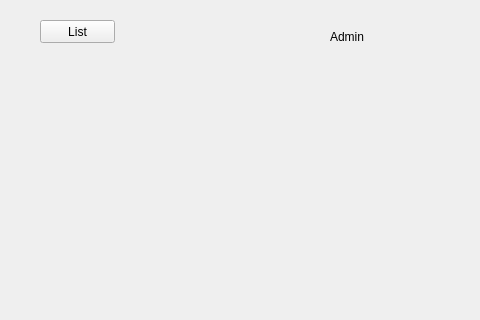
Above: src/CS1D-TMOTTBG/dashboardadminwindow.ui from cydiasa/CS1D-TMOTTBG before the change; both pictures show x 0 to 480 and y 0 to 320 of the 800 by 600 pixel window. Below: the same form after it.
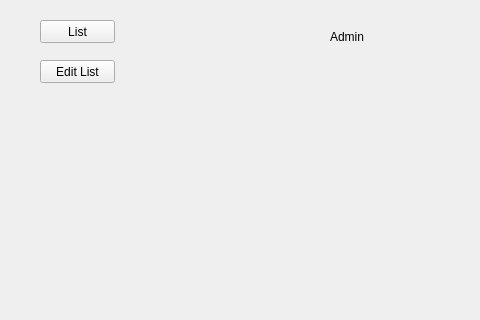
That is the form after the change.

Commit message:
Fixed more issues, Adding edit stadium, Unstable
Fixed more issues, Adding edit stadium, Unstable

```diff
--- a/src/CS1D-TMOTTBG/dashboardadminwindow.ui
+++ b/src/CS1D-TMOTTBG/dashboardadminwindow.ui
@@ -66,6 +66,19 @@
      <string>Edit Users</string>
     </property>
    </widget>
+   <widget class="QPushButton" name="editListButton">
+    <property name="geometry">
+     <rect>
+      <x>40</x>
+      <y>60</y>
+      <width>75</width>
+      <height>23</height>
+     </rect>
+    </property>
+    <property name="text">
+     <string>Edit List</string>
+    </property>
+   </widget>
   </widget>
   <widget class="QStatusBar" name="statusbar"/>
  </widget>
```
The commit also changes 14 other files.
